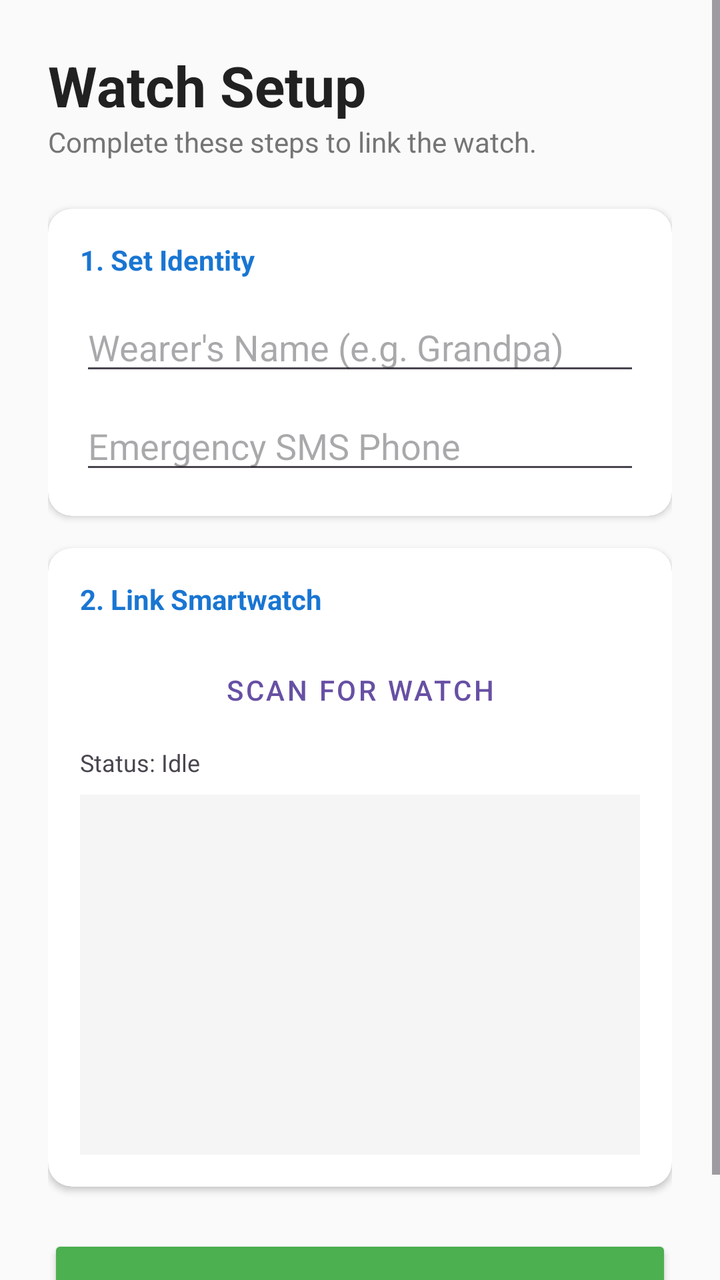
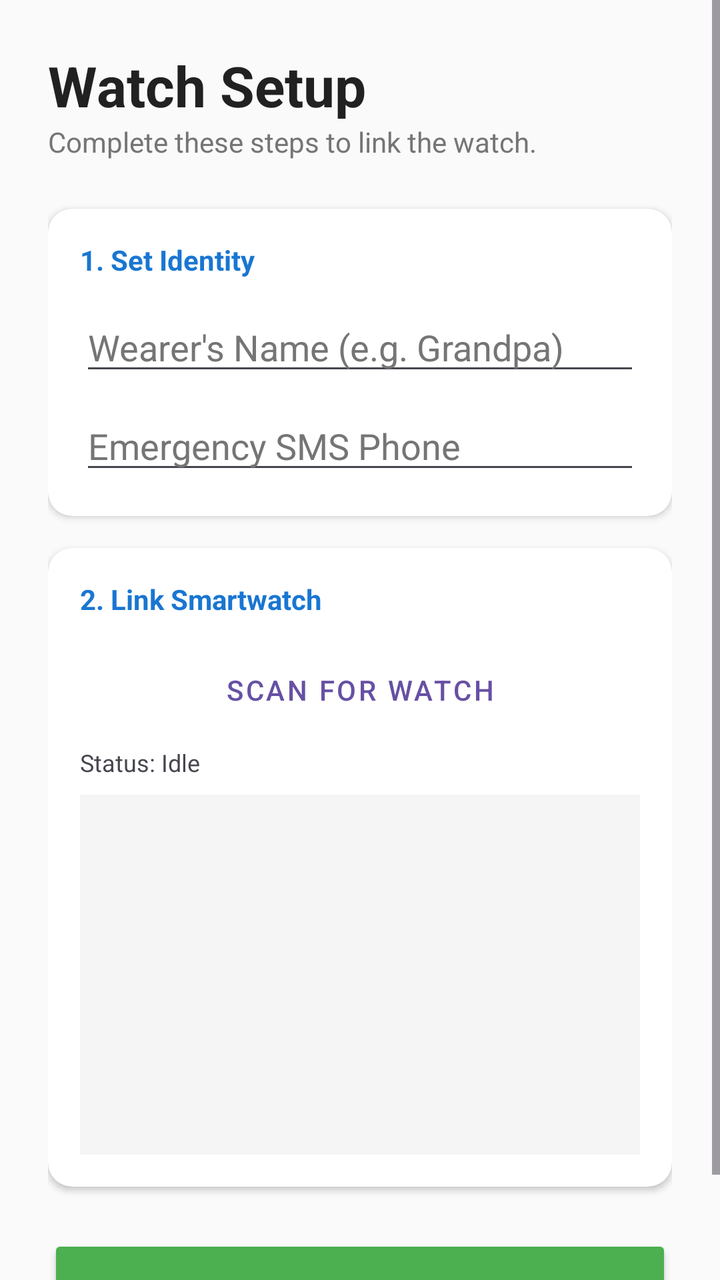

The first picture is an Android layout as it rendered before a commit; the second is the same layout after the commit. The layout source and the unified diff follow.
<!-- AndroidManifest.xml: application theme Theme.SmartCare -->
<!-- res/layout/activity_setup.xml -->
<?xml version="1.0" encoding="utf-8"?>
<ScrollView xmlns:android="http://schemas.android.com/apk/res/android"
    xmlns:app="http://schemas.android.com/apk/res-auto"
    xmlns:tools="http://schemas.android.com/tools"
    android:layout_width="match_parent"
    android:layout_height="match_parent"
    android:fillViewport="true"
    android:background="#FAFAFA">

    <LinearLayout
        android:layout_width="match_parent"
        android:layout_height="wrap_content"
        android:orientation="vertical"
        android:padding="24dp">

        <TextView
            android:layout_width="wrap_content"
            android:layout_height="wrap_content"
            android:text="@string/title_watch_setup"
            android:textSize="28sp"
            android:textStyle="bold"
            android:textColor="#212121" />

        <TextView
            android:layout_width="wrap_content"
            android:layout_height="wrap_content"
            android:text="@string/desc_watch_setup"
            android:textSize="14sp"
            android:textColor="#757575"
            android:layout_marginBottom="24dp" />

        
        <androidx.cardview.widget.CardView
            android:layout_width="match_parent"
            android:layout_height="wrap_content"
            app:cardCornerRadius="12dp"
            app:cardElevation="2dp"
            android:layout_marginBottom="16dp">

            <LinearLayout
                android:layout_width="match_parent"
                android:layout_height="wrap_content"
                android:orientation="vertical"
                android:padding="16dp">

                <TextView
                    android:layout_width="wrap_content"
                    android:layout_height="wrap_content"
                    android:text="@string/label_set_identity"
                    android:textStyle="bold"
                    android:textColor="#1976D2"
                    android:layout_marginBottom="12dp"/>

                <EditText
                    android:id="@+id/editWearerName"
                    android:layout_width="match_parent"
                    android:layout_height="wrap_content"
                    android:hint="@string/hint_wearer_name"
                    android:inputType="textPersonName"
                    android:autofillHints="name"
                    android:layout_marginBottom="8dp"/>

                <EditText
                    android:id="@+id/editCaregiverPhone"
                    android:layout_width="match_parent"
                    android:layout_height="wrap_content"
                    android:hint="@string/hint_emergency_phone"
                    android:autofillHints="phone"
                    android:inputType="phone"/>
            </LinearLayout>
        </androidx.cardview.widget.CardView>

        
        <androidx.cardview.widget.CardView
            android:layout_width="match_parent"
            android:layout_height="wrap_content"
            app:cardCornerRadius="12dp"
            app:cardElevation="2dp"
            android:layout_marginBottom="24dp">

            <LinearLayout
                android:layout_width="match_parent"
                android:layout_height="wrap_content"
                android:orientation="vertical"
                android:padding="16dp">

                <TextView
                    android:layout_width="wrap_content"
                    android:layout_height="wrap_content"
                    android:text="@string/label_link_smartwatch"
                    android:textStyle="bold"
                    android:textColor="#1976D2"
                    android:layout_marginBottom="12dp"/>

                <Button
                    android:id="@+id/btnScan"
                    android:layout_width="match_parent"
                    android:layout_height="wrap_content"
                    android:text="@string/btn_scan_for_watch"
                    style="@style/Widget.MaterialComponents.Button.OutlinedButton"/>

                <TextView
                    android:id="@+id/txtStatus"
                    android:layout_width="match_parent"
                    android:layout_height="wrap_content"
                    android:text="@string/status_idle"
                    android:textSize="12sp"
                    android:textAlignment="center"
                    android:layout_marginTop="4dp"
                    android:layout_marginBottom="8dp"/>

                <ListView
                    android:id="@+id/deviceList"
                    android:layout_width="match_parent"
                    android:layout_height="180dp"
                    android:background="#F5F5F5"
                    android:nestedScrollingEnabled="true"
                    tools:ignore="NestedScrolling" />
            </LinearLayout>
        </androidx.cardview.widget.CardView>

        <Button
            android:id="@+id/btnStartService"
            android:layout_width="match_parent"
            android:layout_height="56dp"
            android:text="@string/btn_save_start_tracking"
            android:backgroundTint="#4CAF50"
            android:textColor="#FFFFFF"
            android:textStyle="bold" />

    </LinearLayout>
</ScrollView>
<!-- resources referenced by this layout -->
<resources>
  <string name="btn_save_start_tracking">Save &amp; Start Tracking</string>
  <string name="btn_scan_for_watch">Scan for Watch</string>
  <string name="desc_watch_setup">Complete these steps to link the watch.</string>
  <string name="hint_emergency_phone">Emergency SMS Phone</string>
  <string name="hint_wearer_name">Wearer\'s Name (e.g. Grandpa)</string>
  <string name="label_link_smartwatch">2. Link Smartwatch</string>
  <string name="label_set_identity">1. Set Identity</string>
  <string name="status_idle">Status: Idle</string>
  <string name="title_watch_setup">Watch Setup</string>
  <style name="Theme.SmartCare" parent="Base.Theme.SmartCare" />
  <style name="Base.Theme.SmartCare" parent="Theme.Material3.DayNight.NoActionBar">
          
          
      </style>
</resources>

<!-- the commit's change to res/layout/activity_setup.xml (unified diff, before → after) -->
@@ -56,6 +56,8 @@
                     android:layout_width="match_parent"
                     android:layout_height="wrap_content"
                     android:hint="@string/hint_wearer_name"
+                    android:textColor="#FFFFFF"
+                    android:textColorHint="#757575"
                     android:inputType="textPersonName"
                     android:autofillHints="name"
                     android:layout_marginBottom="8dp"/>
@@ -65,8 +67,10 @@
                     android:layout_width="match_parent"
                     android:layout_height="wrap_content"
                     android:hint="@string/hint_emergency_phone"
+                    android:textColor="#FFFFFF"
+                    android:textColorHint="#757575"
                     android:autofillHints="phone"
-                    android:inputType="phone"/>
+                    android:inputType="phone" />
             </LinearLayout>
         </androidx.cardview.widget.CardView>
 
